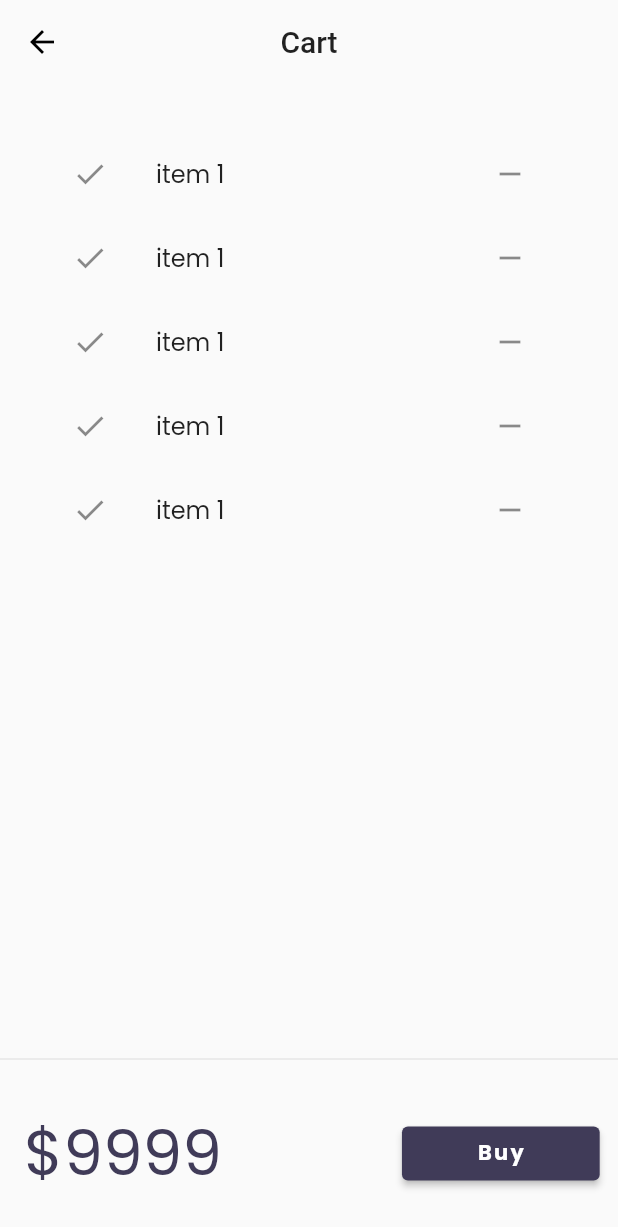
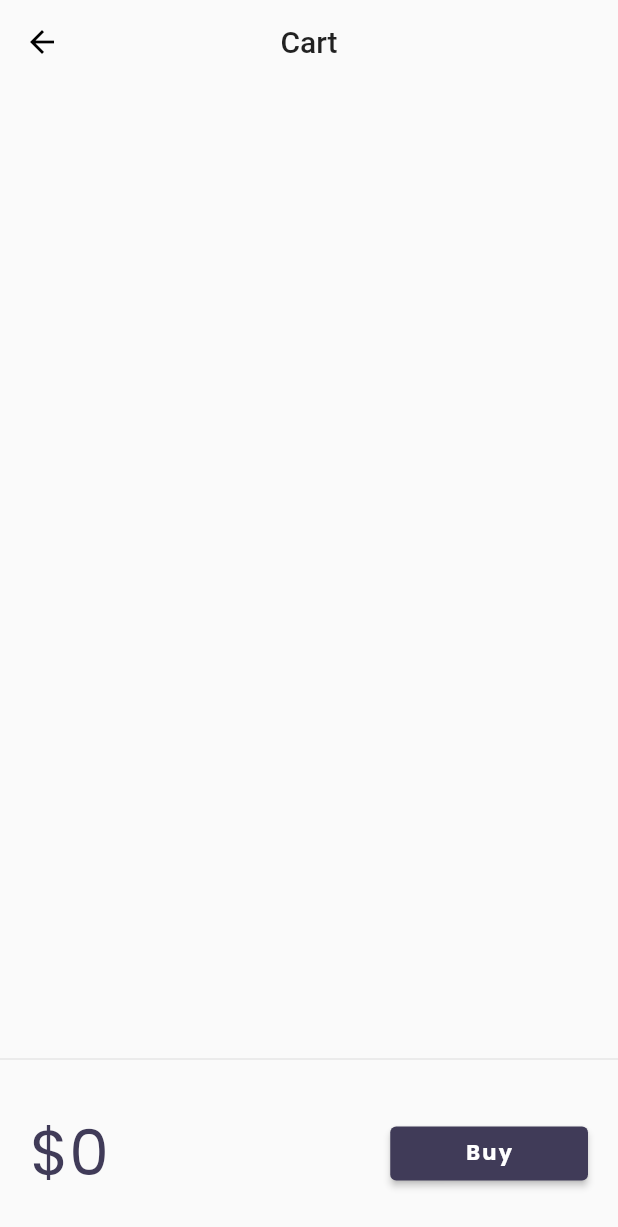
Before and after one commit to SajidAfridi/categoryapp, a Flutter app: the screen it shows after launch, after a tap on an icon or button, on a phone screen of 412 x 824 dp. Shown: the top 1227 px of the screen. Run offline on Flutter 3.47's test engine with Material 2 defaults, Android fonts, the phone set to English and light mode, and no system bars; our stand-ins replace google_fonts, velocity_x; network calls fail.

Commit message:
cart backend done

```diff
--- a/lib/models/cart.dart
+++ b/lib/models/cart.dart
@@ -1,6 +1,10 @@
 import 'package:flutter_catalog/models/catalog.dart';
 
-class ClassModel{
+class CartModel{
+
+  static final cartModel = CartModel._internal();
+  CartModel._internal();
+  factory CartModel() => cartModel;
 
   late CatalogModel _catalog;
 
@@ -26,4 +30,5 @@ class ClassModel{
   void remover(Item item){
     _itemIds.remove(item.id);
   }
+
 }
--- a/lib/models/catalog.dart
+++ b/lib/models/catalog.dart
@@ -1,4 +1,9 @@
 class CatalogModel {
+
+  static final catModel = CatalogModel._internal();
+  CatalogModel._internal();
+  factory CatalogModel() => catModel;
+
       static List<Item> items= [Item(
       id: 1,
       name: "Iphone 12 Pro",
@@ -12,6 +17,7 @@ class CatalogModel {
       Item getByid(int id)=>items.firstWhere((element) => element.id == id, orElse: null);
       Item getByPosition(int pos)=>items[pos];
 }
+
 class Item{
   final int id;
   final String name;
--- a/lib/pages/cart_page.dart
+++ b/lib/pages/cart_page.dart
@@ -1,5 +1,7 @@
 import 'package:flutter/cupertino.dart';
 import 'package:flutter/material.dart';
+import 'package:flutter_catalog/models/cart.dart';
+import 'package:flutter_catalog/models/catalog.dart';
 import 'package:velocity_x/velocity_x.dart';
 
 class CartPage extends StatelessWidget {
@@ -31,12 +33,13 @@ class _CartTotal extends StatelessWidget {
 
   @override
   Widget build(BuildContext context) {
+    final _cart = CartModel();
     return SizedBox(
       height: 110,
       child: Row(
+        mainAxisAlignment: MainAxisAlignment.spaceBetween,
         children: [
-          "\$9999".text.xl5.color(context.theme.secondaryHeaderColor).make(),
-          120.widthBox,
+          "\$${_cart.totalPrice}".text.xl5.color(context.theme.secondaryHeaderColor).make(),
           ElevatedButton(
               onPressed: (){
                 ScaffoldMessenger.of(context).showSnackBar(SnackBar(
@@ -51,7 +54,7 @@ class _CartTotal extends StatelessWidget {
             child: "Buy".text.white.bold.letterSpacing(1.5).make(),
           ).w32(context),
         ],
-      ).p16(),
+      ).p20(),
     );
   }
 }
@@ -63,17 +66,20 @@ class _CartList extends StatefulWidget {
 }
 
 class _CartListState extends State<_CartList> {
+  final _cart = CartModel();
   @override
   Widget build(BuildContext context) {
     return ListView.builder(
-      itemCount: 5,
+      itemCount: _cart.items.length,
         itemBuilder: (context, index)=>ListTile(
             leading: Icon(Icons.done,),
           trailing: IconButton(
              icon: Icon(Icons.remove),
-            onPressed: () {},
+            onPressed: () {
+
+            },
           ),
-          title: "item 1".text.make(),
+          title: _cart.items[index].name.text.make(),
         ),
     );
   }
--- a/lib/widgets/home_widgets/catalog_list.dart
+++ b/lib/widgets/home_widgets/catalog_list.dart
@@ -1,4 +1,5 @@
 import 'package:flutter/cupertino.dart';
+import 'package:flutter_catalog/models/cart.dart';
 import 'package:flutter_catalog/models/catalog.dart';
 import 'package:flutter_catalog/pages/home_details.dart';
 import 'package:flutter_catalog/widgets/theme.dart';
@@ -15,7 +16,7 @@ class CatalogList extends StatelessWidget {
     return Flexible(
       child: ListView.builder(
         scrollDirection: Axis.vertical,
-        // shrinkWrap: true,
+        shrinkWrap: true,
         itemBuilder: (context, index){
           final catalog= CatalogModel.items[index];
           return InkWell(
@@ -53,19 +54,7 @@ class CatalogItem extends StatelessWidget {
                 alignment: MainAxisAlignment.spaceBetween,
                 children: [
                   "\$${catalog.price}".text.bold.xl.make(),
-                  ElevatedButton(
-                    onPressed: (){},
-                    child: Text("Add To Cart"),
-                    style: ButtonStyle(
-                      backgroundColor: MaterialStateProperty.all(
-                        context.theme.buttonColor,
-                      ),
-                      shape: MaterialStateProperty.all(
-                        StadiumBorder(),
-                      ),
-                    ),
-                  ).px4(),
-                ],
+                  AddToCart(catalog: catalog),                ],
               ).p4(),
             ],
           ))
@@ -74,3 +63,34 @@ class CatalogItem extends StatelessWidget {
     ).color(context.cardColor).rounded.square(170.0).make().py8();
   }
 }
+class AddToCart extends StatefulWidget {
+  const AddToCart({Key? key, required this.catalog}) : super(key: key);
+  final Item catalog;
+  @override
+  State<AddToCart> createState() => _AddToCartState();
+}
+
+class _AddToCartState extends State<AddToCart> {
+  bool isAdded = false;
+  @override
+  Widget build(BuildContext context) {
+    return ElevatedButton(
+      onPressed: (){
+      isAdded= isAdded.toggle();
+      final _catalog= CatalogModel();
+      final _cart= CartModel();
+      _cart.catalog= _catalog;
+      _cart.add(widget.catalog);
+      setState(() {});
+      },
+      child: isAdded ? Icon(Icons.done) :Text("Add To Cart"),
+      style: ButtonStyle(
+        backgroundColor: MaterialStateProperty.all(
+          context.theme.buttonColor,
+        ),
+        shape: MaterialStateProperty.all(
+          StadiumBorder(),
+        )),
+    ).px4();
+  }
+}
```
